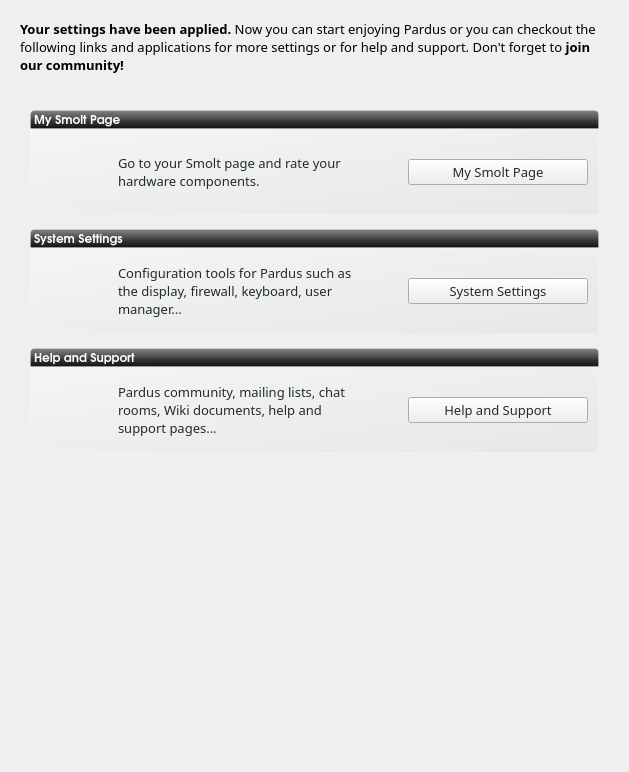
Above: kaptan-5.0.5.1/ui/ui_scrGoodbye.ui from circass/pisi-work before the change. Below: the same form after it.
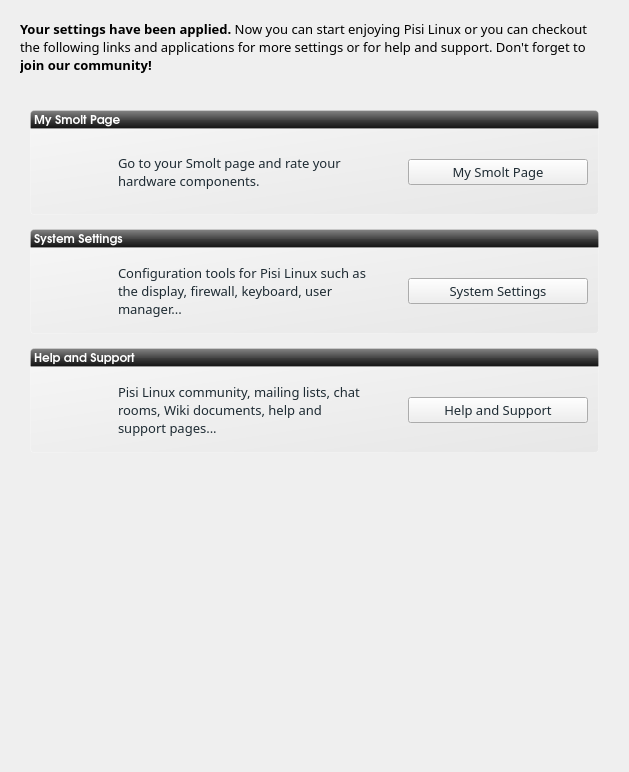
That is the form after the change. Icons and pictures are not drawn.

```diff
--- a/kaptan-5.0.5.1/ui/ui_scrGoodbye.ui
+++ b/kaptan-5.0.5.1/ui/ui_scrGoodbye.ui
@@ -47,7 +47,7 @@
       <string notr="true"/>
      </property>
      <property name="text">
-      <string>&lt;b&gt;Your settings have been applied.&lt;/b&gt; Now you can start enjoying Pardus or you can checkout the following links and applications for more settings or for help and support. Don't forget to &lt;b&gt;join our community!&lt;/b&gt;</string>
+      <string>&lt;b&gt;Your settings have been applied.&lt;/b&gt; Now you can start enjoying Pisi Linux or you can checkout the following links and applications for more settings or for help and support. Don't forget to &lt;b&gt;join our community!&lt;/b&gt;</string>
      </property>
      <property name="wordWrap">
       <bool>true</bool>
@@ -391,7 +391,7 @@
                <string notr="true">color: rgb(30, 43, 51)</string>
               </property>
               <property name="text">
-               <string>Configuration tools for Pardus such as the display, firewall, keyboard, user manager...</string>
+               <string>Configuration tools for Pisi Linux such as the display, firewall, keyboard, user manager...</string>
               </property>
               <property name="scaledContents">
                <bool>true</bool>
@@ -550,7 +550,7 @@
                <string notr="true">color: rgb(30, 43, 51)</string>
               </property>
               <property name="text">
-               <string>Pardus community, mailing lists, chat rooms, Wiki documents, help and support pages...</string>
+               <string>Pisi Linux community, mailing lists, chat rooms, Wiki documents, help and support pages...</string>
               </property>
               <property name="scaledContents">
                <bool>true</bool>
```
